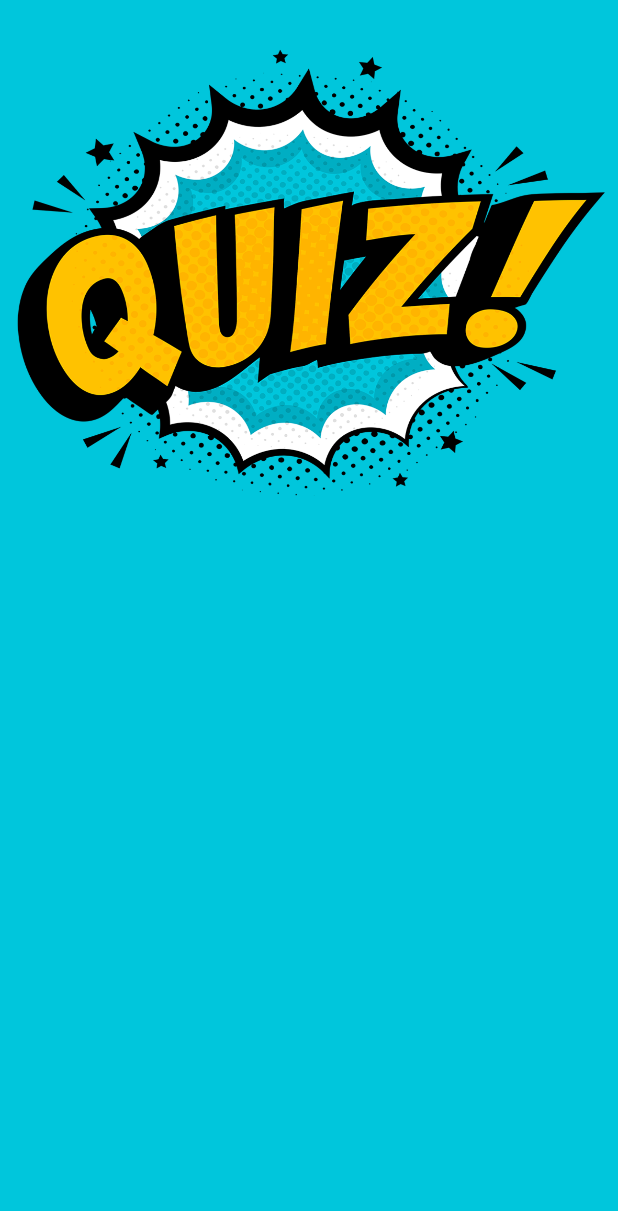
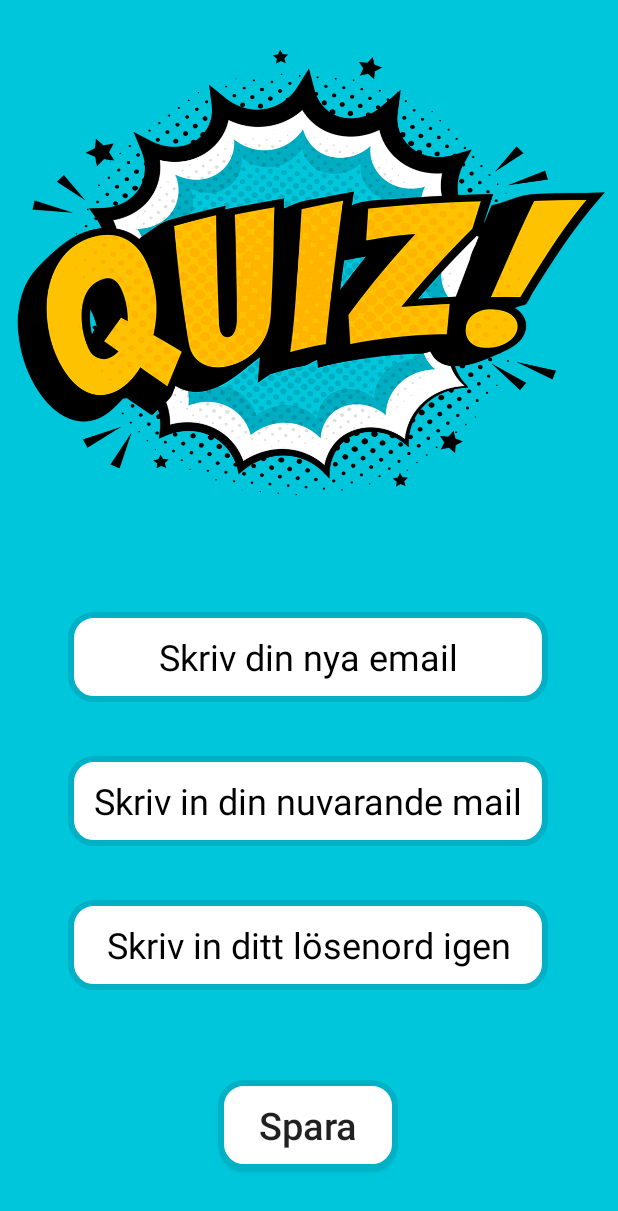
Before and after one commit to marvinjacobson/QuizAppen, an Android app: the ChangeUserSettings screen opened directly, with no data from a screen before it, on a phone screen of 412 x 824 dp. Shown: the top 1211 px of the screen. Run offline under Robolectric (Android 15) with nearby library versions, the phone set to English and light mode, and no system bars; our stand-ins replace Firebase (no records; nobody signed in at launch, a user with empty details on screens opened directly).

Commit message:
Ändra email

```diff
--- a/app/src/main/java/com/example/quizapp/Changepw.java
+++ b/app/src/main/java/com/example/quizapp/Changepw.java
@@ -25,10 +25,6 @@ public class Changepw extends AppCompatActivity {
     FirebaseUser user = FirebaseAuth.getInstance().getCurrentUser();
         // Mail
         String email = user.getEmail();
-
-        // Kolla om användarens mail är varifierad
-        boolean emailVerified = user.isEmailVerified();
-        String uid = user.getUid();
 
     @Override
     protected void onCreate(Bundle savedInstanceState) {
--- a/app/src/main/res/layout/activity_change_user_settings.xml
+++ b/app/src/main/res/layout/activity_change_user_settings.xml
@@ -1,9 +1,85 @@
 <?xml version="1.0" encoding="utf-8"?>
 <androidx.constraintlayout.widget.ConstraintLayout xmlns:android="http://schemas.android.com/apk/res/android"
+    xmlns:app="http://schemas.android.com/apk/res-auto"
     xmlns:tools="http://schemas.android.com/tools"
     android:layout_width="match_parent"
     android:layout_height="match_parent"
     android:background="@drawable/appbakgrund"
     tools:context=".ChangeUserSettings">
 
+    <EditText
+        android:id="@+id/edtNewEmail"
+        android:layout_width="320dp"
+        android:layout_height="60dp"
+        android:layout_marginBottom="356dp"
+        android:background="@drawable/roundedet"
+        android:ems="10"
+        android:fontFamily="sans-serif"
+        android:gravity="center"
+        android:hint="Skriv din nya email"
+        android:inputType="textEmailAddress"
+        android:textColor="@color/black"
+        android:textColorHint="@color/black"
+        android:textSize="24sp"
+        app:layout_constraintBottom_toBottomOf="parent"
+        app:layout_constraintEnd_toEndOf="parent"
+        app:layout_constraintHorizontal_bias="0.494"
+        app:layout_constraintStart_toStartOf="parent" />
+
+    <EditText
+        android:id="@+id/edtPassAgain"
+        android:layout_width="320dp"
+        android:layout_height="60dp"
+        android:layout_marginTop="36dp"
+        android:layout_marginBottom="164dp"
+        android:background="@drawable/roundedet"
+        android:ems="10"
+        android:fontFamily="sans-serif"
+        android:gravity="center"
+        android:hint="Skriv in ditt lösenord igen"
+        android:inputType="textPassword"
+        android:textColor="@color/black"
+        android:textColorHint="@color/black"
+        android:textSize="24sp"
+        app:layout_constraintBottom_toBottomOf="parent"
+        app:layout_constraintEnd_toEndOf="parent"
+        app:layout_constraintHorizontal_bias="0.494"
+        app:layout_constraintStart_toStartOf="parent"
+        app:layout_constraintTop_toBottomOf="@+id/edtEmailAgain" />
+
+    <EditText
+        android:id="@+id/edtEmailAgain"
+        android:layout_width="320dp"
+        android:layout_height="60dp"
+        android:layout_marginTop="36dp"
+        android:layout_marginBottom="260dp"
+        android:background="@drawable/roundedet"
+        android:ems="10"
+        android:fontFamily="sans-serif"
+        android:gravity="center"
+        android:hint="Skriv in din nuvarande mail"
+        android:inputType="textEmailAddress"
+        android:textColor="@color/black"
+        android:textColorHint="@color/black"
+        android:textSize="24sp"
+        app:layout_constraintBottom_toBottomOf="parent"
+        app:layout_constraintEnd_toEndOf="parent"
+        app:layout_constraintHorizontal_bias="0.494"
+        app:layout_constraintStart_toStartOf="parent"
+        app:layout_constraintTop_toBottomOf="@+id/edtNewEmail" />
+
+    <androidx.appcompat.widget.AppCompatButton
+        android:id="@+id/btn_SaveNewEmail"
+        android:layout_width="120dp"
+        android:layout_height="60dp"
+        android:layout_marginBottom="44dp"
+        android:background="@drawable/roundedet"
+        android:text="Spara"
+        android:textAllCaps="false"
+        android:textSize="25dp"
+        app:layout_constraintBottom_toBottomOf="parent"
+        app:layout_constraintEnd_toEndOf="parent"
+        app:layout_constraintHorizontal_bias="0.498"
+        app:layout_constraintStart_toStartOf="parent" />
+
 </androidx.constraintlayout.widget.ConstraintLayout>
```
Also changed, not shown: app/src/main/java/com/example/quizapp/ChangeUserSettings.java (+107 -0 lines).
